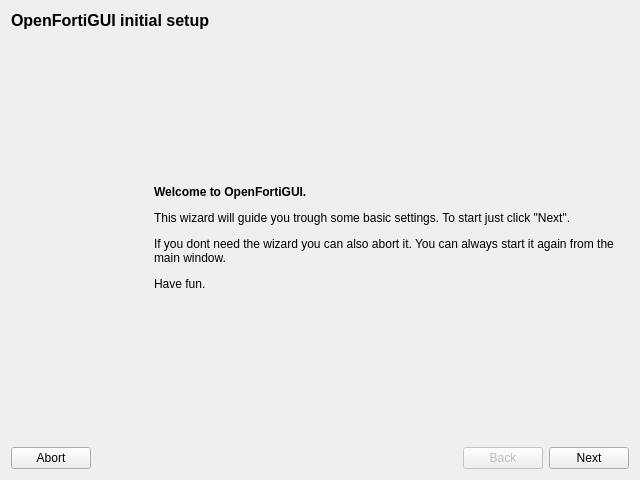
First picture: the form in openfortigui/setupwizard.ui, repository theinvisible/openfortigui, before the edit.
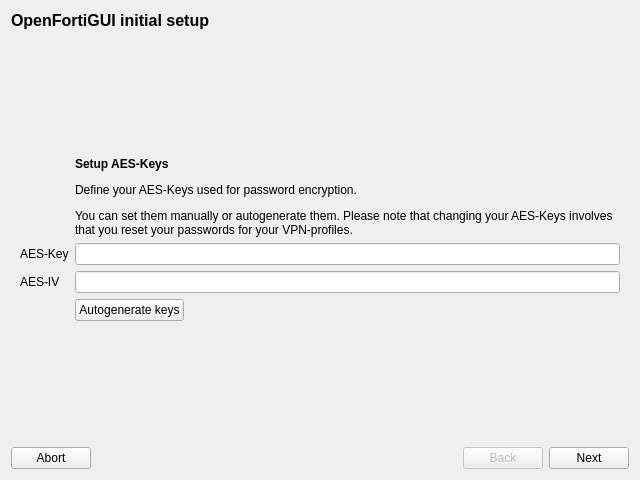
Second picture: the form after the edit. The open tabs and pages were chosen to show the change. Icons and pictures are not drawn.

```diff
--- a/openfortigui/setupwizard.ui
+++ b/openfortigui/setupwizard.ui
@@ -29,7 +29,7 @@
      <widget class="QWidget" name="page"/>
      <widget class="QWidget" name="page_2">
       <layout class="QGridLayout" name="gridLayout">
-       <item row="0" column="0">
+       <item row="1" column="0">
         <widget class="QLabel" name="label_3">
          <property name="maximumSize">
           <size>
@@ -48,16 +48,75 @@
          </property>
         </widget>
        </item>
-       <item row="0" column="1">
+       <item row="1" column="1">
         <widget class="QLabel" name="label_2">
          <property name="text">
-          <string>&lt;html&gt;&lt;head/&gt;&lt;body&gt;&lt;p&gt;&lt;span style=&quot; font-weight:600;&quot;&gt;Welcome to OpenFortiGUI.&lt;/span&gt;&lt;/p&gt;&lt;p&gt;This wizard will guide you trough some basic settings. To start just click &amp;quot;Next&amp;quot;.&lt;/p&gt;&lt;p&gt;If you dont need the wizard you can also abort it. You can always start it again from the main window.&lt;/p&gt;&lt;p&gt;Have fun.&lt;/p&gt;&lt;/body&gt;&lt;/html&gt;</string>
+          <string>&lt;html&gt;&lt;head/&gt;&lt;body&gt;&lt;p&gt;&lt;span style=&quot; font-weight:600;&quot;&gt;Setup AES-Keys&lt;/span&gt;&lt;/p&gt;&lt;p&gt;Define your AES-Keys used for password encryption.&lt;/p&gt;&lt;p&gt;You can set them manually or autogenerate them. Please note that changing your AES-Keys involves that you reset your passwords for your VPN-profiles.&lt;/p&gt;&lt;/body&gt;&lt;/html&gt;</string>
          </property>
          <property name="wordWrap">
           <bool>true</bool>
          </property>
         </widget>
        </item>
+       <item row="2" column="0">
+        <widget class="QLabel" name="label_6">
+         <property name="text">
+          <string>AES-Key</string>
+         </property>
+        </widget>
+       </item>
+       <item row="2" column="1">
+        <widget class="QLineEdit" name="leAESKey"/>
+       </item>
+       <item row="5" column="1">
+        <spacer name="verticalSpacer">
+         <property name="orientation">
+          <enum>Qt::Vertical</enum>
+         </property>
+         <property name="sizeHint" stdset="0">
+          <size>
+           <width>20</width>
+           <height>40</height>
+          </size>
+         </property>
+        </spacer>
+       </item>
+       <item row="3" column="0">
+        <widget class="QLabel" name="label_7">
+         <property name="text">
+          <string>AES-IV</string>
+         </property>
+        </widget>
+       </item>
+       <item row="3" column="1">
+        <widget class="QLineEdit" name="leAESIV"/>
+       </item>
+       <item row="4" column="1">
+        <widget class="QPushButton" name="btnGenKeys">
+         <property name="sizePolicy">
+          <sizepolicy hsizetype="Maximum" vsizetype="Fixed">
+           <horstretch>0</horstretch>
+           <verstretch>0</verstretch>
+          </sizepolicy>
+         </property>
+         <property name="text">
+          <string>Autogenerate keys</string>
+         </property>
+        </widget>
+       </item>
+       <item row="0" column="1">
+        <spacer name="verticalSpacer_2">
+         <property name="orientation">
+          <enum>Qt::Vertical</enum>
+         </property>
+         <property name="sizeHint" stdset="0">
+          <size>
+           <width>20</width>
+           <height>40</height>
+          </size>
+         </property>
+        </spacer>
+       </item>
       </layout>
      </widget>
     </widget>
```
Left out of the diff: 38 changed lines with no effect on the pictures.
